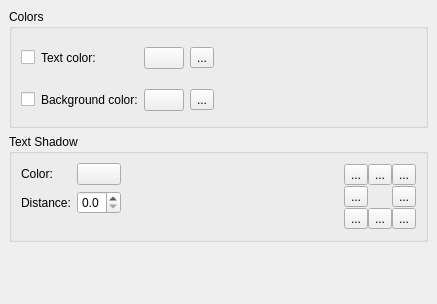
First picture: the form in plugins/textshape/dialogs/FontDecorations.ui, repository KDE/krita, before the edit.
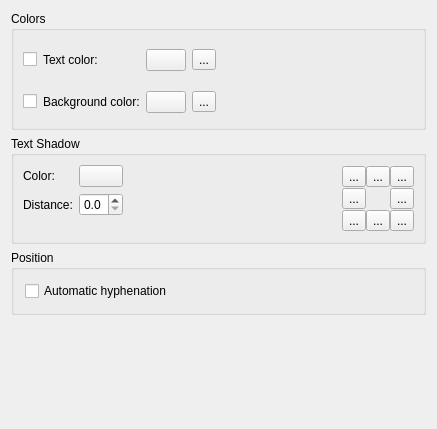
Second picture: the form after the edit. Custom widgets are drawn as their Qt base class.

Commit message: Merge tabs in font dialog into one tab

Patch:
```diff
--- a/plugins/textshape/dialogs/FontDecorations.ui
+++ b/plugins/textshape/dialogs/FontDecorations.ui
@@ -1,34 +1,28 @@
 <ui version="4.0" >
  <class>FontDecorations</class>
- <widget class="QWidget" name="FontDecorations" >
-  <property name="geometry" >
+ <widget class="QWidget" name="FontDecorations">
+  <property name="geometry">
    <rect>
     <x>0</x>
     <y>0</y>
     <width>437</width>
-    <height>304</height>
+    <height>429</height>
    </rect>
   </property>
-  <layout class="QVBoxLayout" >
-   <property name="spacing" >
-    <number>6</number>
-   </property>
-   <property name="margin" >
-    <number>9</number>
-   </property>
-   <item>
-    <widget class="QGroupBox" name="groupBox" >
-     <property name="title" >
+  <layout class="QGridLayout" name="gridLayout_2">
+   <item row="0" column="0">
+    <widget class="QGroupBox" name="groupBox">
+     <property name="title">
       <string>Colors</string>
      </property>
-     <layout class="QGridLayout" >
-      <property name="margin" >
+     <layout class="QGridLayout">
+      <property name="margin">
        <number>9</number>
       </property>
       <property name="spacing" >
        <number>6</number>
       </property>
-      <item rowspan="2" row="0" column="4" >
+      <item row="0" column="4" rowspan="2">
        <spacer>
         <property name="orientation" >
          <enum>Qt::Horizontal</enum>
@@ -41,22 +35,22 @@
         </property>
        </spacer>
       </item>
-      <item row="1" column="3" >
-       <widget class="QToolButton" name="resetBackground" >
-        <property name="text" >
+      <item row="1" column="3">
+       <widget class="QToolButton" name="resetBackground">
+        <property name="text">
          <string>...</string>
         </property>
        </widget>
       </item>
-      <item row="1" column="2" >
-       <widget class="KColorButton" name="backgroundColor" />
+      <item row="1" column="2">
+       <widget class="KColorButton" name="backgroundColor"/>
       </item>
-      <item row="0" column="2" >
-       <widget class="KColorButton" name="textColor" />
+      <item row="0" column="2">
+       <widget class="KColorButton" name="textColor"/>
       </item>
-      <item row="0" column="1" >
-       <widget class="QLabel" name="textColorLabel" >
-        <property name="text" >
+      <item row="0" column="1">
+       <widget class="QLabel" name="textColorLabel">
+        <property name="text">
          <string>Text color:</string>
         </property>
         <property name="wordWrap" >
@@ -67,16 +61,16 @@
         </property>
        </widget>
       </item>
-      <item row="0" column="3" >
-       <widget class="QToolButton" name="resetTextColor" >
-        <property name="text" >
+      <item row="0" column="3">
+       <widget class="QToolButton" name="resetTextColor">
+        <property name="text">
          <string>...</string>
         </property>
        </widget>
       </item>
-      <item row="1" column="1" >
-       <widget class="QLabel" name="backgroundColorLabel" >
-        <property name="text" >
+      <item row="1" column="1">
+       <widget class="QLabel" name="backgroundColorLabel">
+        <property name="text">
          <string>Background color:</string>
         </property>
         <property name="wordWrap" >
@@ -87,12 +81,12 @@
         </property>
        </widget>
       </item>
-      <item row="0" column="0" >
-       <widget class="QCheckBox" name="enableText" />
+      <item row="0" column="0">
+       <widget class="QCheckBox" name="enableText"/>
       </item>
-      <item row="1" column="0" >
-       <widget class="QCheckBox" name="enableBackground" >
-        <property name="text" >
+      <item row="1" column="0">
+       <widget class="QCheckBox" name="enableBackground">
+        <property name="text">
          <string/>
         </property>
        </widget>
@@ -100,29 +94,29 @@
      </layout>
     </widget>
    </item>
-   <item>
-    <widget class="QGroupBox" name="shadowGroupBox" >
-     <property name="title" >
+   <item row="1" column="0">
+    <widget class="QGroupBox" name="shadowGroupBox">
+     <property name="title">
       <string>Text Shadow</string>
      </property>
-     <layout class="QGridLayout" >
-      <property name="margin" >
+     <layout class="QGridLayout">
+      <property name="margin">
        <number>9</number>
       </property>
-      <property name="spacing" >
+      <property name="spacing">
        <number>6</number>
       </property>
-      <item rowspan="3" row="0" column="3" >
-       <layout class="QGridLayout" >
-        <property name="margin" >
+      <item row="0" column="3" rowspan="3">
+       <layout class="QGridLayout">
+        <property name="margin">
          <number>0</number>
         </property>
-        <property name="spacing" >
+        <property name="spacing">
          <number>0</number>
         </property>
-        <item row="2" column="1" >
-         <widget class="QToolButton" name="toolButton" >
-          <property name="text" >
+        <item row="2" column="1">
+         <widget class="QToolButton" name="toolButton">
+          <property name="text">
            <string>...</string>
           </property>
           <property name="checkable" >
@@ -133,9 +127,9 @@
           </property>
          </widget>
         </item>
-        <item row="1" column="2" >
-         <widget class="QToolButton" name="toolButton_5" >
-          <property name="text" >
+        <item row="1" column="2">
+         <widget class="QToolButton" name="toolButton_5">
+          <property name="text">
            <string>...</string>
           </property>
           <property name="checkable" >
@@ -146,9 +140,9 @@
           </property>
          </widget>
         </item>
-        <item row="1" column="0" >
-         <widget class="QToolButton" name="toolButton_7" >
-          <property name="text" >
+        <item row="1" column="0">
+         <widget class="QToolButton" name="toolButton_7">
+          <property name="text">
            <string>...</string>
           </property>
           <property name="checkable" >
@@ -159,9 +153,9 @@
           </property>
          </widget>
         </item>
-        <item row="0" column="0" >
-         <widget class="QToolButton" name="toolButton_4" >
-          <property name="text" >
+        <item row="0" column="0">
+         <widget class="QToolButton" name="toolButton_4">
+          <property name="text">
            <string>...</string>
           </property>
           <property name="checkable" >
@@ -172,9 +166,9 @@
           </property>
          </widget>
         </item>
-        <item row="2" column="0" >
-         <widget class="QToolButton" name="toolButton_8" >
-          <property name="text" >
+        <item row="2" column="0">
+         <widget class="QToolButton" name="toolButton_8">
+          <property name="text">
            <string>...</string>
           </property>
           <property name="checkable" >
@@ -185,9 +179,9 @@
           </property>
          </widget>
         </item>
-        <item row="0" column="2" >
-         <widget class="QToolButton" name="toolButton_3" >
-          <property name="text" >
+        <item row="0" column="2">
+         <widget class="QToolButton" name="toolButton_3">
+          <property name="text">
            <string>...</string>
           </property>
           <property name="checkable" >
@@ -198,9 +192,9 @@
           </property>
          </widget>
         </item>
-        <item row="2" column="2" >
-         <widget class="QToolButton" name="toolButton_6" >
-          <property name="text" >
+        <item row="2" column="2">
+         <widget class="QToolButton" name="toolButton_6">
+          <property name="text">
            <string>...</string>
           </property>
           <property name="checkable" >
@@ -211,9 +205,9 @@
           </property>
          </widget>
         </item>
-        <item row="0" column="1" >
-         <widget class="QToolButton" name="toolButton_2" >
-          <property name="text" >
+        <item row="0" column="1">
+         <widget class="QToolButton" name="toolButton_2">
+          <property name="text">
            <string>...</string>
           </property>
           <property name="checkable" >
@@ -226,7 +220,7 @@
         </item>
        </layout>
       </item>
-      <item row="2" column="0" >
+      <item row="2" column="0">
        <spacer>
         <property name="orientation" >
          <enum>Qt::Vertical</enum>
@@ -242,7 +236,7 @@
         </property>
        </spacer>
       </item>
-      <item row="0" column="2" >
+      <item row="0" column="2">
        <spacer>
         <property name="orientation" >
          <enum>Qt::Horizontal</enum>
@@ -255,9 +249,9 @@
         </property>
        </spacer>
       </item>
-      <item row="0" column="0" >
-       <widget class="QLabel" name="shadowColorLabel" >
-        <property name="text" >
+      <item row="0" column="0">
+       <widget class="QLabel" name="shadowColorLabel">
+        <property name="text">
          <string>Color:</string>
         </property>
         <property name="wordWrap" >
@@ -268,9 +262,9 @@
         </property>
        </widget>
       </item>
-      <item row="1" column="0" >
-       <widget class="QLabel" name="shadowDistanceLabel" >
-        <property name="text" >
+      <item row="1" column="0">
+       <widget class="QLabel" name="shadowDistanceLabel">
+        <property name="text">
          <string>Distance:</string>
         </property>
         <property name="wordWrap" >
@@ -281,9 +275,9 @@
         </property>
        </widget>
       </item>
-      <item row="1" column="1" >
-       <widget class="QDoubleSpinBox" name="shadowDistance" >
-        <property name="decimals" >
+      <item row="1" column="1">
+       <widget class="QDoubleSpinBox" name="shadowDistance">
+        <property name="decimals">
          <number>1</number>
         </property>
         <property name="maximum" >
@@ -294,13 +288,29 @@
         </property>
        </widget>
       </item>
-      <item row="0" column="1" >
-       <widget class="KColorButton" name="shadow" />
+      <item row="0" column="1">
+       <widget class="KColorButton" name="shadow"/>
       </item>
      </layout>
     </widget>
    </item>
-   <item>
+   <item row="2" column="0">
+    <widget class="QGroupBox" name="positionGroupBox">
+     <property name="title">
+      <string>Position</string>
+     </property>
+     <layout class="QGridLayout" name="gridLayout">
+      <item row="0" column="0">
+       <widget class="QCheckBox" name="hyphenate">
+        <property name="text">
+         <string>Automatic hyphenation</string>
+        </property>
+       </widget>
+      </item>
+     </layout>
+    </widget>
+   </item>
+   <item row="3" column="0">
     <spacer>
      <property name="orientation" >
       <enum>Qt::Vertical</enum>
@@ -315,7 +325,7 @@
    </item>
   </layout>
  </widget>
- <layoutdefault spacing="6" margin="11" />
+ <layoutdefault spacing="6" margin="11"/>
  <customwidgets>
   <customwidget>
    <class>KColorButton</class>
```
Left out of the diff: 85 changed lines with no effect on the pictures. The commit also changes 15 other files.
